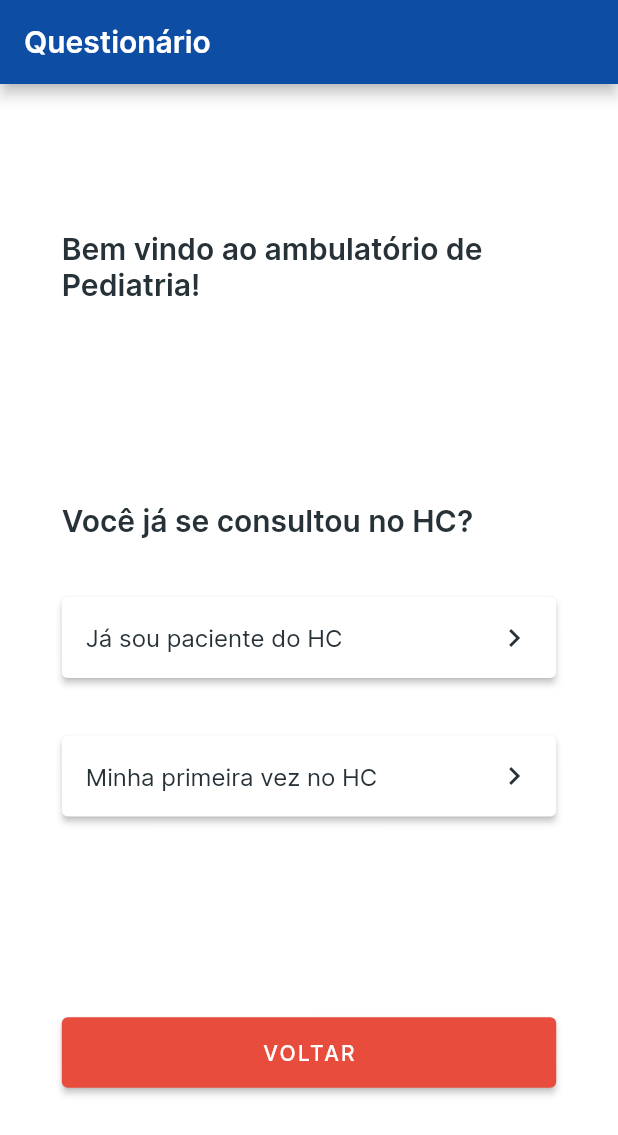
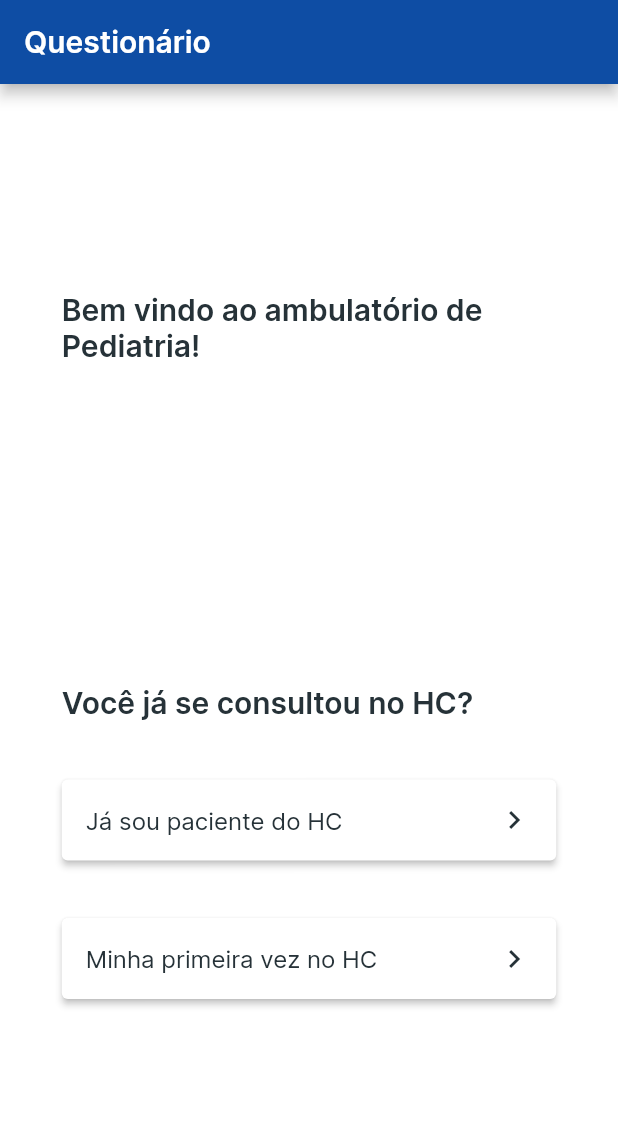
Before and after one commit to AlexandreOkita/eaki, a Flutter app: the screen it shows once a user with an empty profile is signed in, after a tap on "COMEÇAR", on a phone screen of 412 x 824 dp. Shown: the top 1135 px of the screen. Run offline on Flutter 3.47's test engine with Material 2 defaults, Android fonts, the phone set to English and light mode, and no system bars; our stand-ins replace cloud_firestore, firebase_auth, firebase_core, flutter_riverpod; accounts and stored records are empty; network calls fail.

Commit message:
remove first page back button

```diff
--- a/lib/pages/first_question_page.dart
+++ b/lib/pages/first_question_page.dart
@@ -1,6 +1,5 @@
 import 'package:eaki/components/eaki_scaffold.dart';
 import 'package:eaki/components/option_button.dart';
-import 'package:eaki/components/red_back_button.dart';
 import 'package:eaki/pages/go_to_yellow_track_page.dart';
 import 'package:eaki/pages/visit_purpose_page.dart';
 import 'package:flutter/material.dart';
@@ -49,7 +48,6 @@ class FirstQuestionPage extends ConsumerWidget {
               ],
             ),
           ),
-          RedBackButton(onPressed: () => print("aoba")),
         ],
       ),
     );
--- a/lib/pages/welcome_page.dart
+++ b/lib/pages/welcome_page.dart
@@ -31,7 +31,6 @@ class WelcomePage extends ConsumerWidget {
                     error: (e, st) => ErrorScreen(st, e),
                     loading: () => const LoadingScreen(),
                     data: (queueNumber) {
-                      print(queueNumber);
                       return queueNumber == null
                           ? Scaffold(
                               body: Padding(
```
